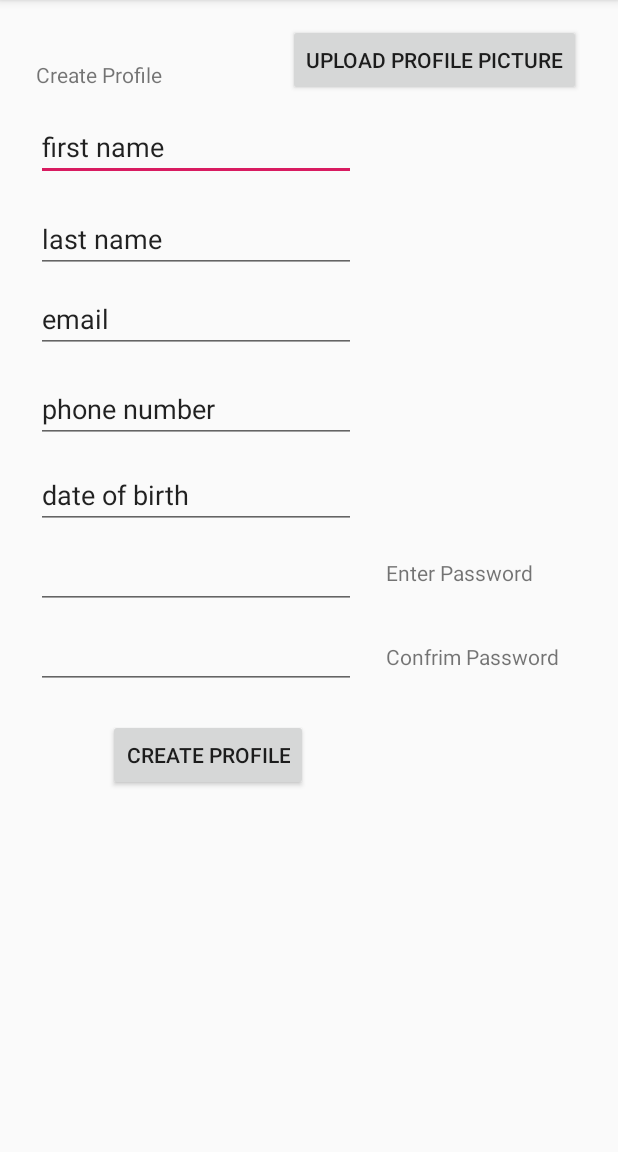
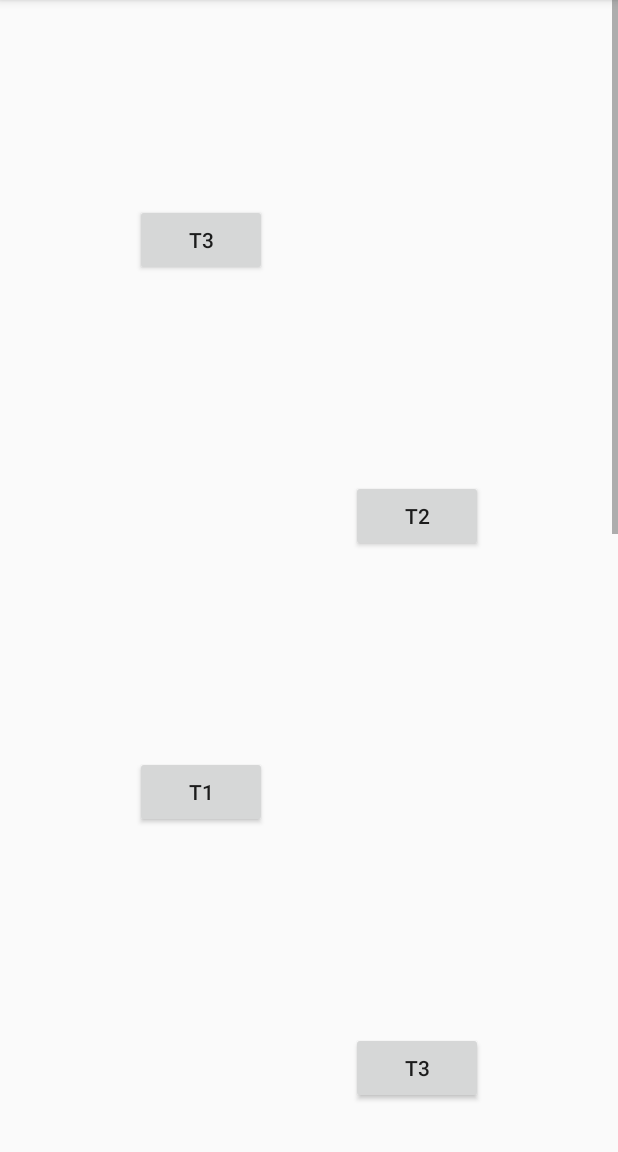
Before and after one commit to Fhy40/mCourseINFS3605, an Android app: the screen it shows after launch (account_creation before the commit, roadmap after it), after a tap on "SIGN-UP", on a phone screen of 412 x 824 dp, the part 84-1236 px from its top. Run offline under Robolectric (Android 15) with nearby library versions, the phone set to English and light mode, and no system bars; our stand-ins replace Firebase (no records; nobody signed in at launch, a user with empty details on screens opened directly).

Commit message:
add button on constraintlayout

```diff
--- a/app/src/main/AndroidManifest.xml
+++ b/app/src/main/AndroidManifest.xml
@@ -12,7 +12,8 @@
         android:roundIcon="@mipmap/ic_launcher_round"
         android:supportsRtl="true"
         android:theme="@style/AppTheme">
-        <activity android:name=".friend_requests"/>
+        <activity android:name=".roadmap"></activity>
+        <activity android:name=".friend_requests" />
         <activity android:name=".user_profile" />
         <activity android:name=".career_options_selection" />
         <activity android:name=".course_preference_selection" />
--- a/app/src/main/java/com/example/mcourse/MainActivity.java
+++ b/app/src/main/java/com/example/mcourse/MainActivity.java
@@ -73,7 +73,7 @@
     }
 
     public void goAccountCreation() {
-        Intent intent = new Intent(this, account_creation.class);
+        Intent intent = new Intent(this, roadmap.class);
         startActivity(intent);
     }
 
--- /dev/null
+++ b/app/src/main/java/com/example/mcourse/roadmap.java
@@ -0,0 +1,16 @@
+package com.example.mcourse;
+
+import androidx.appcompat.app.AppCompatActivity;
+
+import android.os.Bundle;
+
+public class roadmap extends AppCompatActivity {
+
+    @Override
+    protected void onCreate(Bundle savedInstanceState) {
+        super.onCreate(savedInstanceState);
+        setContentView(R.layout.activity_roadmap);
+
+
+    }
+}
--- /dev/null
+++ b/app/src/main/res/layout/activity_roadmap.xml
@@ -0,0 +1,104 @@
+<?xml version="1.0" encoding="utf-8"?>
+<ScrollView xmlns:android="http://schemas.android.com/apk/res/android"
+    xmlns:app="http://schemas.android.com/apk/res-auto"
+    xmlns:tools="http://schemas.android.com/tools"
+    android:id="@+id/scrollView2"
+    android:layout_width="match_parent"
+    android:layout_height="match_parent">
+
+    <androidx.constraintlayout.widget.ConstraintLayout
+        android:layout_width="match_parent"
+        android:layout_height="wrap_content">
+
+        <Button
+            android:id="@+id/button_y3_t3"
+            android:layout_width="wrap_content"
+            android:layout_height="wrap_content"
+            android:layout_marginStart="90dp"
+            android:layout_marginTop="136dp"
+            android:text="T3"
+            app:layout_constraintStart_toStartOf="parent"
+            app:layout_constraintTop_toTopOf="parent" />
+
+        <Button
+            android:id="@+id/button_y3_t1"
+            android:layout_width="wrap_content"
+            android:layout_height="wrap_content"
+            android:layout_marginStart="90dp"
+            android:layout_marginTop="136dp"
+            android:text="T1"
+            app:layout_constraintStart_toStartOf="parent"
+            app:layout_constraintTop_toBottomOf="@+id/button_y3_t2" />
+
+        <Button
+            android:id="@+id/button_y3_t2"
+            android:layout_width="wrap_content"
+            android:layout_height="wrap_content"
+            android:layout_marginTop="136dp"
+            android:layout_marginEnd="90dp"
+            android:text="T2"
+            app:layout_constraintEnd_toEndOf="parent"
+            app:layout_constraintTop_toBottomOf="@+id/button_y3_t3" />
+
+        <Button
+            android:id="@+id/button_y2_t3"
+            android:layout_width="wrap_content"
+            android:layout_height="wrap_content"
+            android:layout_marginTop="136dp"
+            android:layout_marginEnd="90dp"
+            android:text="T3"
+            app:layout_constraintEnd_toEndOf="parent"
+            app:layout_constraintTop_toBottomOf="@+id/button_y3_t1" />
+
+        <Button
+            android:id="@+id/button_y2_t2"
+            android:layout_width="wrap_content"
+            android:layout_height="wrap_content"
+            android:layout_marginStart="90dp"
+            android:layout_marginTop="136dp"
+            android:text="T2"
+            app:layout_constraintStart_toStartOf="parent"
+            app:layout_constraintTop_toBottomOf="@+id/button_y2_t3" />
+
+        <Button
+            android:id="@+id/button_y2_t1"
+            android:layout_width="wrap_content"
+            android:layout_height="wrap_content"
+            android:layout_marginTop="136dp"
+            android:layout_marginEnd="90dp"
+            android:text="T1"
+            app:layout_constraintEnd_toEndOf="parent"
+            app:layout_constraintTop_toBottomOf="@+id/button_y2_t2" />
+
+        <Button
+            android:id="@+id/button_y1_t3"
+            android:layout_width="wrap_content"
+            android:layout_height="wrap_content"
+            android:layout_marginStart="90dp"
+            android:layout_marginTop="136dp"
+            android:text="T3"
+            app:layout_constraintStart_toStartOf="parent"
+            app:layout_constraintTop_toBottomOf="@+id/button_y2_t1" />
+
+        <Button
+            android:id="@+id/button_y1_t2"
+            android:layout_width="wrap_content"
+            android:layout_height="wrap_content"
+            android:layout_marginTop="136dp"
+            android:layout_marginEnd="90dp"
+            android:text="T2"
+            app:layout_constraintEnd_toEndOf="parent"
+            app:layout_constraintTop_toBottomOf="@+id/button_y1_t3" />
+
+        <Button
+            android:id="@+id/button_y1_t1"
+            android:layout_width="wrap_content"
+            android:layout_height="wrap_content"
+            android:layout_marginStart="90dp"
+            android:layout_marginTop="136dp"
+            android:text="T1"
+            app:layout_constraintStart_toStartOf="parent"
+            app:layout_constraintTop_toBottomOf="@+id/button_y1_t2" />
+
+    </androidx.constraintlayout.widget.ConstraintLayout>
+</ScrollView>
--- /dev/null
+++ b/app/src/main/res/layout/roadmap_list_item.xml
@@ -0,0 +1,39 @@
+<?xml version="1.0" encoding="utf-8"?>
+<androidx.constraintlayout.widget.ConstraintLayout xmlns:android="http://schemas.android.com/apk/res/android"
+    xmlns:app="http://schemas.android.com/apk/res-auto"
+    xmlns:tools="http://schemas.android.com/tools"
+    android:id="@+id/relativeLayout"
+    android:layout_width="match_parent"
+    android:layout_height="match_parent"
+    android:orientation="vertical" >
+
+    <Button
+        android:id="@+id/button3"
+        android:layout_width="wrap_content"
+        android:layout_height="wrap_content"
+        android:layout_marginStart="44dp"
+        android:layout_marginTop="36dp"
+        android:text="Button"
+        app:layout_constraintStart_toStartOf="parent"
+        app:layout_constraintTop_toTopOf="parent" />
+
+    <Button
+        android:id="@+id/button4"
+        android:layout_width="wrap_content"
+        android:layout_height="wrap_content"
+        android:layout_marginStart="272dp"
+        android:layout_marginTop="64dp"
+        android:text="Button"
+        app:layout_constraintStart_toStartOf="parent"
+        app:layout_constraintTop_toBottomOf="@+id/button3" />
+
+    <Button
+        android:id="@+id/button5"
+        android:layout_width="wrap_content"
+        android:layout_height="wrap_content"
+        android:layout_marginStart="44dp"
+        android:layout_marginTop="48dp"
+        android:text="Button"
+        app:layout_constraintStart_toStartOf="parent"
+        app:layout_constraintTop_toBottomOf="@+id/button4" />
+</androidx.constraintlayout.widget.ConstraintLayout>
```
Also changed, not shown: 3 other files.
